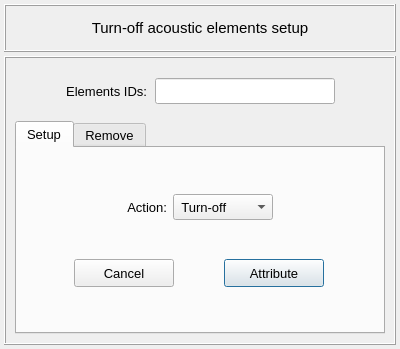
The window that pulse/interface/data/ui_files/model/setup/acoustic/turn_off_acoustic_elements_input.ui (open-pulse/OpenPulse) describes before a commit, drawn with Qt 5.
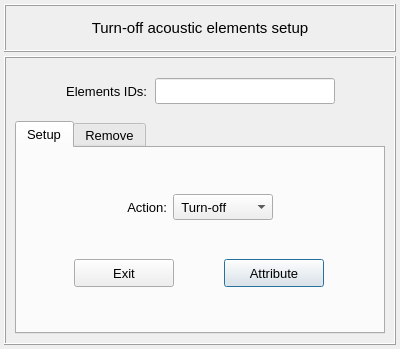
The same window after the commit. The open tabs and pages were chosen to show the change.

Commit message: Replace the button text "Cancel" by "Exit"

The edit to the form file:
```diff
--- a/pulse/interface/data/ui_files/model/setup/acoustic/turn_off_acoustic_elements_input.ui
+++ b/pulse/interface/data/ui_files/model/setup/acoustic/turn_off_acoustic_elements_input.ui
@@ -403,7 +403,7 @@
                 <string notr="true"/>
                </property>
                <property name="text">
-                <string>Cancel</string>
+                <string>Exit</string>
                </property>
               </widget>
              </item>
```
Left out of the diff: 2 changed lines with no effect on the pictures. The commit also changes 75 other files.
